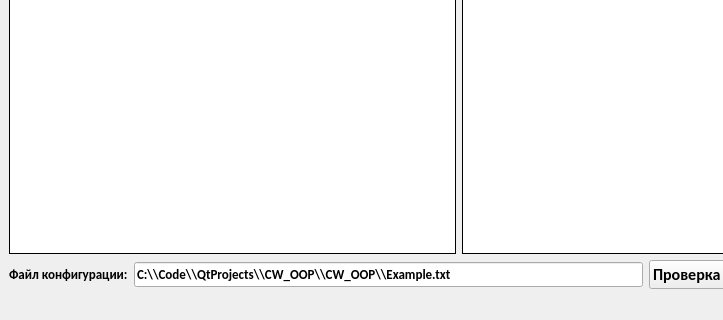
Before: the Qt Designer form mainwindow.ui in TheTiNi17/CW228, drawn with Qt 5; both pictures show x 0 to 723 and y 307 to 627 of the 917 by 627 pixel window.
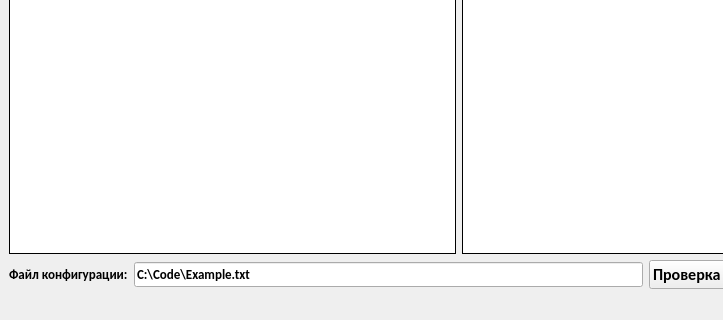
After: the same form once the commit is applied.

```diff
--- a/mainwindow.ui
+++ b/mainwindow.ui
@@ -230,7 +230,7 @@
          </font>
         </property>
         <property name="text">
-         <string>C:\\Code\\QtProjects\\CW_OOP\\CW_OOP\\Example.txt</string>
+         <string>C:\Code\Example.txt</string>
         </property>
        </widget>
       </item>
```
